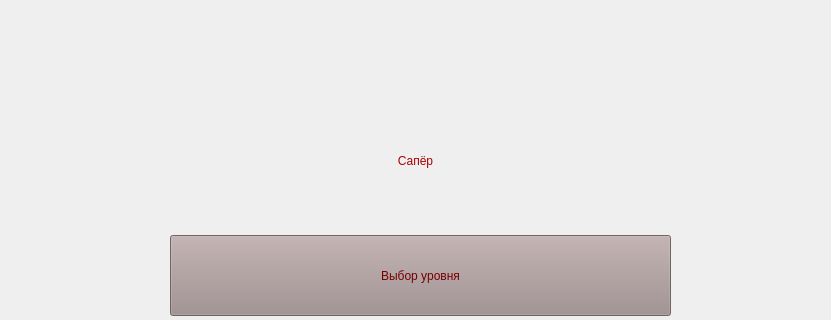
Before: the Qt Designer form QT_files/untitled_menu.ui in Anechka456/GameSaper, drawn with Qt 5; both pictures show x 110 to 941 and y 125 to 445 of the 1089 by 876 pixel window.
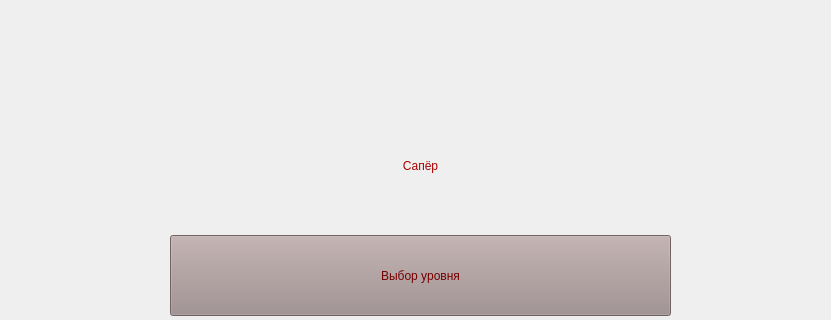
After: the same form once the commit is applied.

```diff
--- a/QT_files/untitled_menu.ui
+++ b/QT_files/untitled_menu.ui
@@ -16,10 +16,10 @@
   <widget class="QLabel" name="label">
    <property name="geometry">
     <rect>
-     <x>190</x>
-     <y>190</y>
-     <width>671</width>
-     <height>191</height>
+     <x>400</x>
+     <y>260</y>
+     <width>261</width>
+     <height>61</height>
     </rect>
    </property>
    <property name="styleSheet">
```
